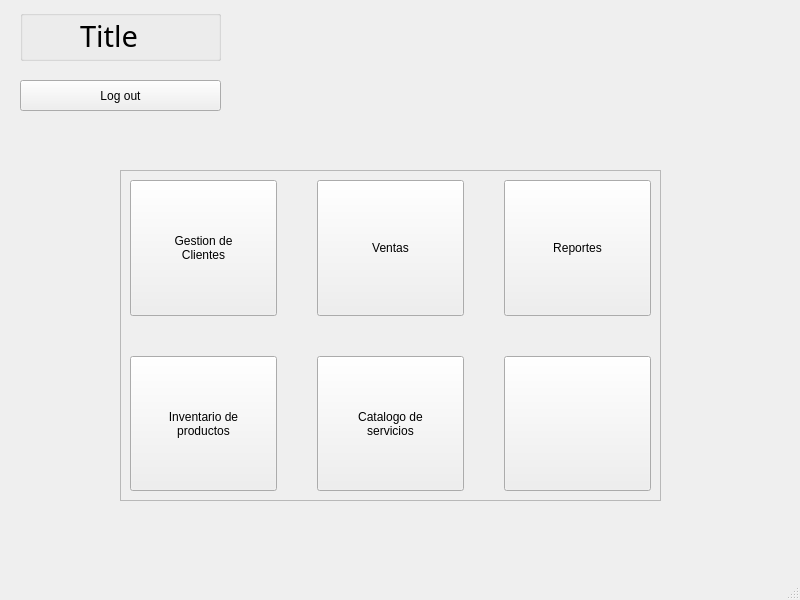
This is GUI/sub_ventanas/ui/reportes/adminDesigner.ui in C-Sebastian-M/GLAM_MAKEUP_STORE as Qt 5 draws it before an edit. The edited form follows.
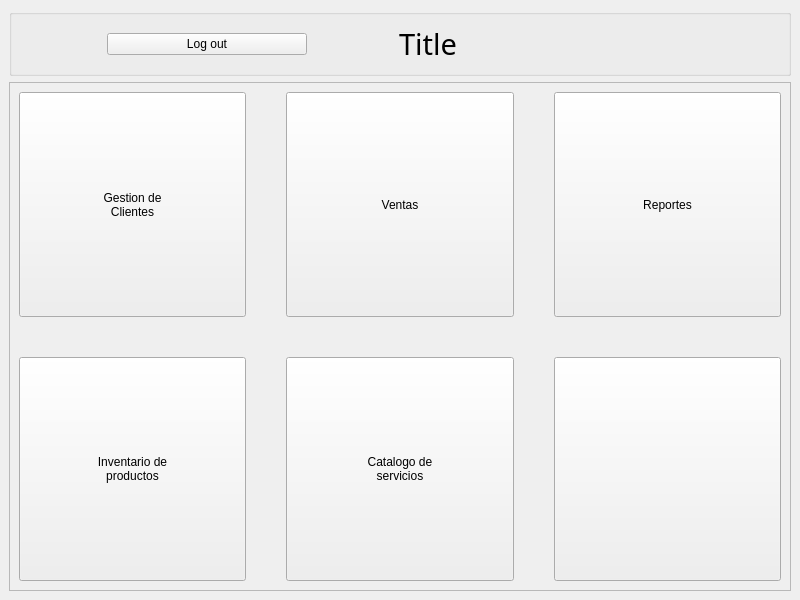
This is the edited form. Icons and pictures are not drawn.

Patch:
```diff
--- a/GUI/sub_ventanas/ui/reportes/adminDesigner.ui
+++ b/GUI/sub_ventanas/ui/reportes/adminDesigner.ui
@@ -27,15 +27,72 @@
    <string notr="true"/>
   </property>
   <widget class="QWidget" name="centralwidget">
+   <layout class="QVBoxLayout" name="verticalLayout_3">
+    <item>
+     <widget class="QGroupBox" name="header">
+      <property name="title">
+       <string/>
+      </property>
+      <layout class="QHBoxLayout" name="horizontalLayout">
+       <item>
+        <widget class="QPushButton" name="cerrarBtn">
+         <property name="maximumSize">
+          <size>
+           <width>200</width>
+           <height>16777215</height>
+          </size>
+         </property>
+         <property name="text">
+          <string>Log out</string>
+         </property>
+        </widget>
+       </item>
+       <item>
+        <widget class="QLabel" name="title">
+         <property name="maximumSize">
+          <size>
+           <width>100</width>
+           <height>100</height>
+          </size>
+         </property>
+         <property name="font">
+          <font>
+           <family>Dubai Medium</family>
+           <pointsize>22</pointsize>
+          </font>
+         </property>
+         <property name="text">
+          <string>Title</string>
+         </property>
+        </widget>
+       </item>
+       <item>
+        <widget class="QLabel" name="logo">
+         <property name="maximumSize">
+          <size>
+           <width>100</width>
+           <height>100</height>
+          </size>
+         </property>
+         <property name="styleSheet">
+          <string notr="true"/>
+         </property>
+         <property name="text">
+          <string/>
+         </property>
+         <property name="pixmap">
+          <pixmap>../../../recursos/images/store_logo.png</pixmap>
+         </property>
+         <property name="scaledContents">
+          <bool>true</bool>
+         </property>
+        </widget>
+       </item>
+      </layout>
+     </widget>
+    </item>
+    <item>
    <widget class="QFrame" name="mainContainer">
-    <property name="geometry">
-     <rect>
-      <x>120</x>
-      <y>170</y>
-      <width>541</width>
-      <height>331</height>
-     </rect>
-    </property>
     <property name="frameShape">
      <enum>QFrame::StyledPanel</enum>
     </property>
@@ -171,75 +228,9 @@
      </item>
     </layout>
    </widget>
-   <widget class="QGroupBox" name="header">
-    <property name="geometry">
-     <rect>
-      <x>20</x>
-      <y>10</y>
-      <width>201</width>
-      <height>51</height>
-     </rect>
-    </property>
-    <property name="title">
-     <string/>
-    </property>
-    <widget class="QLabel" name="logo">
-     <property name="geometry">
-      <rect>
-       <x>0</x>
-       <y>0</y>
-       <width>50</width>
-       <height>50</height>
-      </rect>
-     </property>
-     <property name="styleSheet">
-      <string notr="true"/>
-     </property>
-     <property name="text">
-      <string/>
-     </property>
-     <property name="pixmap">
-      <pixmap>../../../recursos/images/store_logo.png</pixmap>
-     </property>
-     <property name="scaledContents">
-      <bool>true</bool>
-     </property>
-    </widget>
-    <widget class="QLabel" name="title">
-     <property name="geometry">
-      <rect>
-       <x>60</x>
-       <y>10</y>
-       <width>131</width>
-       <height>31</height>
-      </rect>
-     </property>
-     <property name="font">
-      <font>
-       <family>Dubai Medium</family>
-       <pointsize>22</pointsize>
-      </font>
-     </property>
-     <property name="text">
-      <string>Title</string>
-     </property>
-    </widget>
-   </widget>
-   <widget class="QPushButton" name="cerrarBtn">
-    <property name="geometry">
-     <rect>
-      <x>20</x>
-      <y>80</y>
-      <width>201</width>
-      <height>31</height>
-     </rect>
-    </property>
-    <property name="text">
-     <string>Log out</string>
-    </property>
-   </widget>
-  </widget>
-  <widget class="QStatusBar" name="statusbar"/>
+    </item>
+   </layout>
+  </widget>
  </widget>
  <resources/>
  <connections/>
```
Left out of the diff: 32 changed lines with no effect on the pictures. Lines whose indentation alone changed are shown as unchanged.
